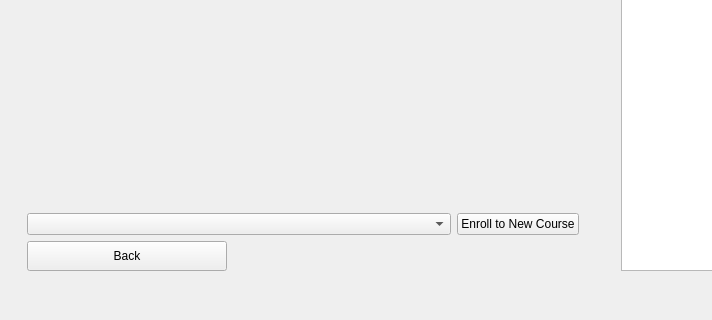
Qt form Project/studinfo.ui (Youssef-Ashraf71/Learning_Managment_System) before a commit; both pictures show x 0 to 712 and y 280 to 600 of the 1200 by 600 pixel window.
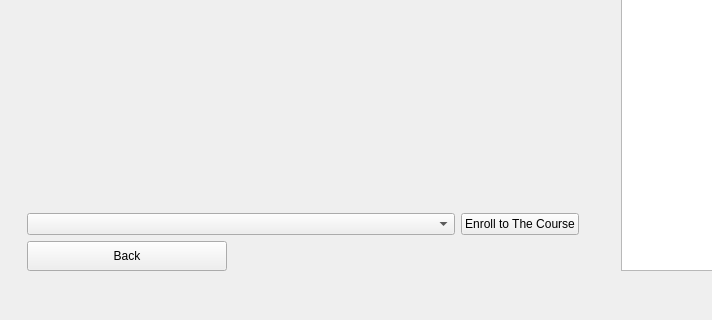
The same form after that commit.

What changed in the file:
```diff
--- a/Project/studinfo.ui
+++ b/Project/studinfo.ui
@@ -26,7 +26,7 @@
             <item row="4" column="1">
              <widget class="QPushButton" name="enrollbtn">
               <property name="text">
-               <string>Enroll to New Course</string>
+               <string>Enroll to The Course</string>
               </property>
              </widget>
             </item>
@@ -51,6 +51,12 @@
                 <verstretch>0</verstretch>
                </sizepolicy>
               </property>
+              <property name="styleSheet">
+               <string notr="true">QComboBox::placeholder { color: white; }</string>
+              </property>
+              <property name="placeholderText">
+               <string notr="true">Choose Course</string>
+              </property>
              </widget>
             </item>
             <item row="2" column="0">
```
